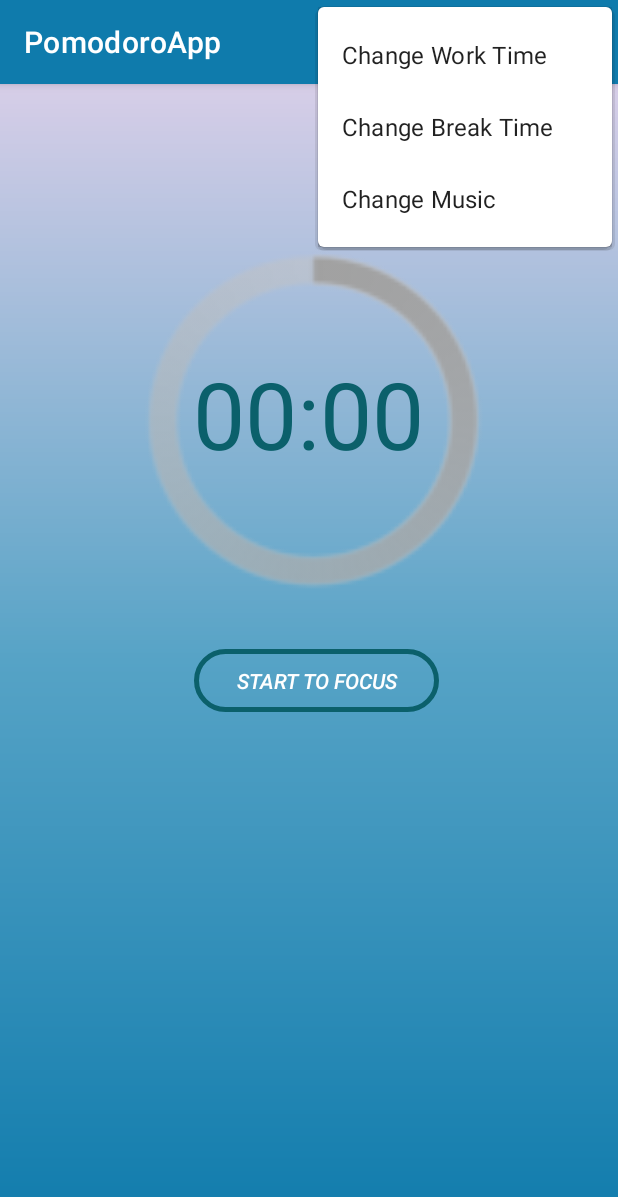
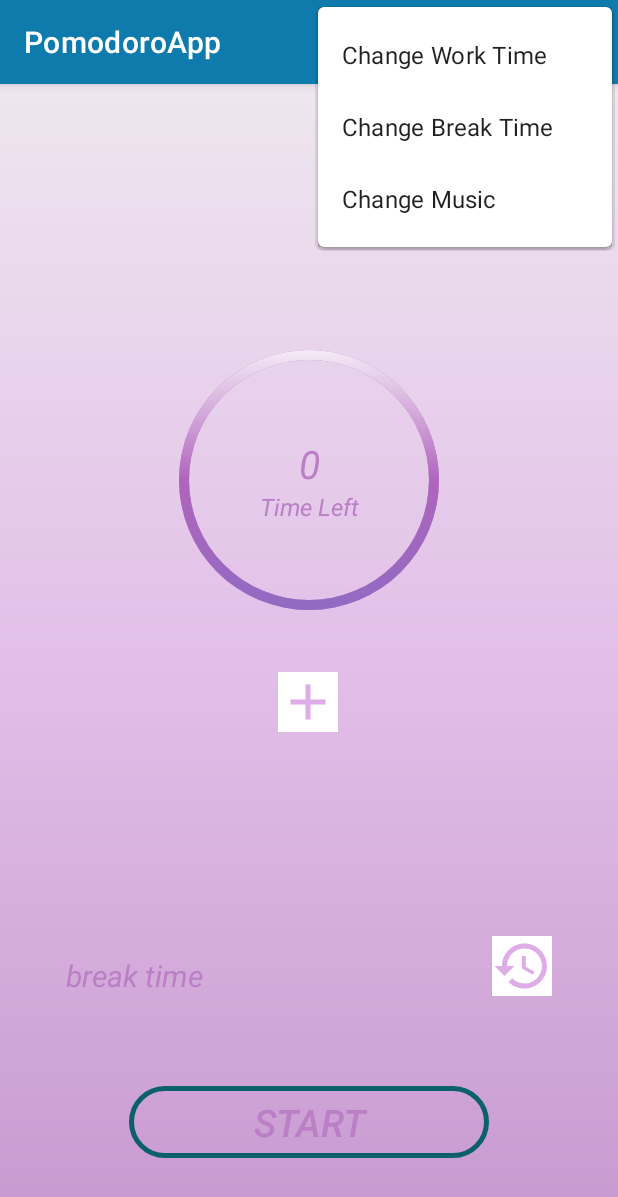
Before and after one commit to felixfelicisdgnr/PomodoroApp, an Android app: the screen it shows after launch (MainActivity), with the options menu open, on a phone screen of 412 x 824 dp. Shown: the top 1197 px of the screen. Run offline under Robolectric (Android 15) with nearby library versions, the phone set to English and light mode, and no system bars.

Commit message:
second commit

```diff
--- /dev/null
+++ b/app/src/main/res/drawable/add_shape.xml
@@ -0,0 +1,11 @@
+<vector
+    android:height="24dp"
+    android:tint="#DEACE6"
+    android:viewportHeight="24"
+    android:viewportWidth="24"
+    android:width="24dp"
+    xmlns:android="http://schemas.android.com/apk/res/android">
+    <path
+        android:fillColor="@android:color/white"
+        android:pathData="M19,13h-6v6h-2v-6H5v-2h6V5h2v6h6v2z"/>
+</vector>
--- /dev/null
+++ b/app/src/main/res/drawable/background_button.xml
@@ -0,0 +1,12 @@
+<?xml version="1.0" encoding="utf-8"?>
+<shape xmlns:android="http://schemas.android.com/apk/res/android"
+    android:shape="rectangle">
+    <corners
+        android:radius="50dp"
+        />
+    <gradient
+        android:startColor="@color/white"
+        android:centerColor="@color/textcolor"
+        android:endColor="#C752DC"/>
+
+</shape>
--- /dev/null
+++ b/app/src/main/res/drawable/background_progress_bar.xml
@@ -0,0 +1,18 @@
+<?xml version="1.0" encoding="utf-8"?>
+<selector xmlns:android="http://schemas.android.com/apk/res/android">
+    <item>
+        <shape
+            android:shape="ring"
+            android:innerRadiusRatio="2.5"
+            android:thicknessRatio="30.0"
+            android:useLevel="false">
+            <solid
+                android:color="#BA7FC5">
+
+            </solid>
+        </shape>
+    </item>
+
+
+
+</selector>
--- /dev/null
+++ b/app/src/main/res/drawable/restore_shape.xml
@@ -0,0 +1,11 @@
+<vector
+    android:height="24dp"
+    android:tint="#DEACE6"
+    android:viewportHeight="24"
+    android:viewportWidth="24"
+    android:width="24dp"
+    xmlns:android="http://schemas.android.com/apk/res/android">
+    <path
+        android:fillColor="@android:color/white"
+        android:pathData="M13,3c-4.97,0 -9,4.03 -9,9L1,12l3.89,3.89 0.07,0.14L9,12L6,12c0,-3.87 3.13,-7 7,-7s7,3.13 7,7 -3.13,7 -7,7c-1.93,0 -3.68,-0.79 -4.94,-2.06l-1.42,1.42C8.27,19.99 10.51,21 13,21c4.97,0 9,-4.03 9,-9s-4.03,-9 -9,-9zM12,8v5l4.28,2.54 0.72,-1.21 -3.5,-2.08L13.5,8L12,8z"/>
+</vector>
--- /dev/null
+++ b/app/src/main/res/drawable/second_background_progress_bar.xml
@@ -0,0 +1,20 @@
+<?xml version="1.0" encoding="utf-8"?>
+<selector xmlns:android="http://schemas.android.com/apk/res/android">
+    <item>
+        <shape
+            android:shape="ring"
+            android:innerRadiusRatio="2.5"
+            android:thicknessRatio="30.0"
+            android:useLevel="false">
+            <gradient
+                android:startColor="@color/white"
+                android:centerColor="#B064BD"
+                android:endColor="#8C6CC3">
+
+            </gradient>
+        </shape>
+    </item>
+
+
+
+</selector>
--- a/app/src/main/res/drawable/background_one.xml
+++ b/app/src/main/res/drawable/ui_background_one.xml
@@ -2,10 +2,10 @@
 <shape xmlns:android="http://schemas.android.com/apk/res/android">
 
     <gradient
-        android:endColor="#0F7BAC"
-        android:centerColor="#56A3C6"
-        android:startColor="#D7CEE8"
-        android:angle="235"
+        android:startColor="#C799CF"
+        android:centerColor="#E2BFE8"
+        android:endColor="#EEE6EF"
+        android:angle="90"
         >
     </gradient>
 
--- a/app/src/main/res/layout/activity_main.xml
+++ b/app/src/main/res/layout/activity_main.xml
@@ -7,98 +7,113 @@
     android:layout_width="match_parent"
     android:layout_height="match_parent"
     tools:context=".MainActivity"
-    android:background="@drawable/background_one"
+    android:background="@drawable/ui_background_one"
     >
 
-    <androidx.constraintlayout.widget.Guideline
-        android:id="@+id/guideline"
+    <FrameLayout
+        android:id="@+id/flCountDownTimer"
+        android:layout_width="200dp"
+        android:layout_height="200dp"
+        android:layout_marginTop="30dp"
+        android:layout_marginBottom="270dp"
+        app:layout_constraintBottom_toBottomOf="parent"
+        app:layout_constraintEnd_toEndOf="parent"
+        app:layout_constraintStart_toStartOf="parent"
+        app:layout_constraintTop_toTopOf="parent">
+
+       <ProgressBar
+           android:layout_width="match_parent"
+           android:layout_height="match_parent"
+           android:layout_gravity="center"
+           android:indeterminate="false"
+           android:max="15"
+           android:progress="10"
+           android:rotation="90"
+           style="@style/Widget.AppCompat.ProgressBar.Horizontal"
+           android:background="@drawable/background_progress_bar"
+           android:progressDrawable="@drawable/second_background_progress_bar"
+           >
+       </ProgressBar>
+        <LinearLayout
+            android:layout_width="match_parent"
+            android:layout_height="match_parent"
+            android:orientation="vertical"
+            android:gravity="center">
+            <TextView
+                android:id="@+id/tvPeriodTime"
+                android:layout_width="match_parent"
+                android:layout_height="wrap_content"
+                android:text="@string/_0"
+                android:textStyle="italic"
+                android:textSize="26sp"
+                android:textColor="#BA7FC5"
+                android:gravity="center"/>
+            <TextView
+                android:id="@+id/tvLeftTime"
+                android:layout_width="match_parent"
+                android:layout_height="wrap_content"
+                android:text="@string/time_left"
+                android:textStyle="italic"
+                android:gravity="center"
+                android:textSize="16sp"
+                android:textColor="#BA7FC5"/>
+        </LinearLayout>
+    </FrameLayout>
+
+    <ImageButton
+        android:layout_width="40dp"
+        android:layout_height="40dp"
+        android:layout_marginTop="28dp"
+        android:background="@color/white"
+        android:scaleType="fitXY"
+        android:src="@drawable/add_shape"
+        app:layout_constraintHorizontal_bias="0.498"
+        app:layout_constraintLeft_toLeftOf="parent"
+        app:layout_constraintRight_toRightOf="parent"
+        app:layout_constraintTop_toBottomOf="@id/flCountDownTimer" />
+
+    <TextView
+        android:id="@+id/tvBreakTime"
         android:layout_width="wrap_content"
         android:layout_height="wrap_content"
-        android:orientation="vertical"
-        app:layout_constraintGuide_begin="59dp" />
+        android:layout_marginStart="44dp"
+        android:layout_marginBottom="160dp"
+        android:text="break time "
+        android:textColor="#BA7FC5"
+        android:textSize="20sp"
+        android:textStyle="italic"
+        app:layout_constraintBottom_toBottomOf="parent"
+        app:layout_constraintStart_toStartOf="parent"/>
 
-    <androidx.constraintlayout.widget.Guideline
-        android:id="@+id/guideline2"
-        android:layout_width="wrap_content"
-        android:layout_height="wrap_content"
-        android:orientation="vertical"
-        app:layout_constraintGuide_begin="370dp" />
-
-    <androidx.constraintlayout.widget.Guideline
-        android:id="@+id/guideline3"
-        android:layout_width="wrap_content"
-        android:layout_height="wrap_content"
-        android:orientation="horizontal"
-        app:layout_constraintGuide_begin="82dp" />
-
-    <androidx.constraintlayout.widget.Guideline
-        android:id="@+id/guideline4"
-        android:layout_width="wrap_content"
-        android:layout_height="wrap_content"
-        android:orientation="horizontal"
-        app:layout_constraintGuide_begin="375dp" />
-
-    <androidx.constraintlayout.widget.Guideline
-        android:id="@+id/guideline5"
-        android:layout_width="wrap_content"
-        android:layout_height="wrap_content"
-        android:orientation="horizontal"
-        app:layout_constraintGuide_begin="660dp" />
-
-    <ProgressBar
-        android:id="@+id/progressBar"
-        style="@android:style/Widget.Holo.Light.ProgressBar.Large"
-        android:layout_width="301dp"
-        android:layout_height="283dp"
-        app:layout_constraintBottom_toTopOf="@+id/guideline4"
-        app:layout_constraintEnd_toStartOf="@+id/guideline2"
-        app:layout_constraintHorizontal_bias="0.0"
-        app:layout_constraintStart_toStartOf="@+id/guideline"
-        app:layout_constraintTop_toTopOf="@+id/guideline3"
-        app:layout_constraintVertical_bias="0.0" />
-
-
-    <androidx.constraintlayout.widget.Guideline
-        android:id="@+id/guideline6"
-        android:layout_width="wrap_content"
-        android:layout_height="wrap_content"
-        android:orientation="horizontal"
-        app:layout_constraintGuide_begin="423dp" />
-
-    <TextView
-        android:id="@+id/tvTime"
-        android:layout_width="205dp"
-        android:layout_height="84dp"
-        android:text="00:00"
-        android:textAlignment="center"
-        android:textColor="#0B606B"
-        android:textColorHighlight="#0B606B"
-        android:textSize="62sp"
-        android:textStyle="normal"
-        app:layout_constraintBottom_toBottomOf="@+id/progressBar"
-        app:layout_constraintEnd_toEndOf="@+id/progressBar"
-        app:layout_constraintHorizontal_bias="0.458"
-        app:layout_constraintStart_toStartOf="@+id/guideline"
-        app:layout_constraintTop_toTopOf="@+id/guideline3"
-        app:layout_constraintVertical_bias="0.482" />
+    <ImageButton
+        android:id="@+id/btnRestore"
+        android:layout_width="40dp"
+        android:layout_height="40dp"
+        android:layout_marginEnd="44dp"
+        android:layout_marginBottom="160dp"
+        android:background="@color/white"
+        android:scaleType="fitXY"
+        android:src="@drawable/restore_shape"
+        app:layout_constraintBottom_toBottomOf="parent"
+        app:layout_constraintEnd_toEndOf="parent" />
 
     <androidx.appcompat.widget.AppCompatButton
-        android:id="@+id/btnStartStop"
-        android:layout_width="163dp"
-        android:layout_height="42dp"
+        android:id="@+id/btnPlayPause"
+        android:layout_width="240dp"
+        android:layout_height="wrap_content"
+        android:layout_marginBottom="52dp"
+        android:text="start"
+        android:textColor="#BA7FC5"
         android:background="@drawable/button_background"
-        android:text="@string/start_to_focus"
-        android:textAlignment="center"
-        android:textColor="@color/white"
+        android:textSize="25sp"
         android:textStyle="italic"
-        app:layout_constraintBottom_toTopOf="@+id/guideline6"
-        app:layout_constraintEnd_toStartOf="@+id/guideline2"
-        app:layout_constraintHorizontal_bias="0.479"
-        app:layout_constraintStart_toStartOf="@+id/guideline"
-        app:layout_constraintTop_toTopOf="@+id/guideline4"
-        app:layout_constraintVertical_bias="0.333">
+        app:layout_constraintBottom_toBottomOf="parent"
+        app:layout_constraintEnd_toEndOf="parent"
+        app:layout_constraintStart_toStartOf="parent">
 
     </androidx.appcompat.widget.AppCompatButton>
 
 
+
+
 </androidx.constraintlayout.widget.ConstraintLayout>
--- a/app/src/main/res/values/colors.xml
+++ b/app/src/main/res/values/colors.xml
@@ -7,4 +7,7 @@
     <color name="teal_700">#FF018786</color>
     <color name="black">#FF000000</color>
     <color name="white">#FFFFFFFF</color>
+
+    <color name="textcolor">#BA7FC5</color>
+
 </resources>
--- a/app/src/main/res/values/strings.xml
+++ b/app/src/main/res/values/strings.xml
@@ -1,6 +1,12 @@
 <resources>
     <string name="app_name">PomodoroApp</string>
     <string name="start_to_focus">Start to Focus</string>
+    <string name="_0">0</string>
+    <string name="time_left">Time Left</string>
+    <string name="_15m">+15m</string>
+    <string name="break_time">Break Time</string>
+    <string name="start">Start</string>
+
 
 
 </resources>
```
